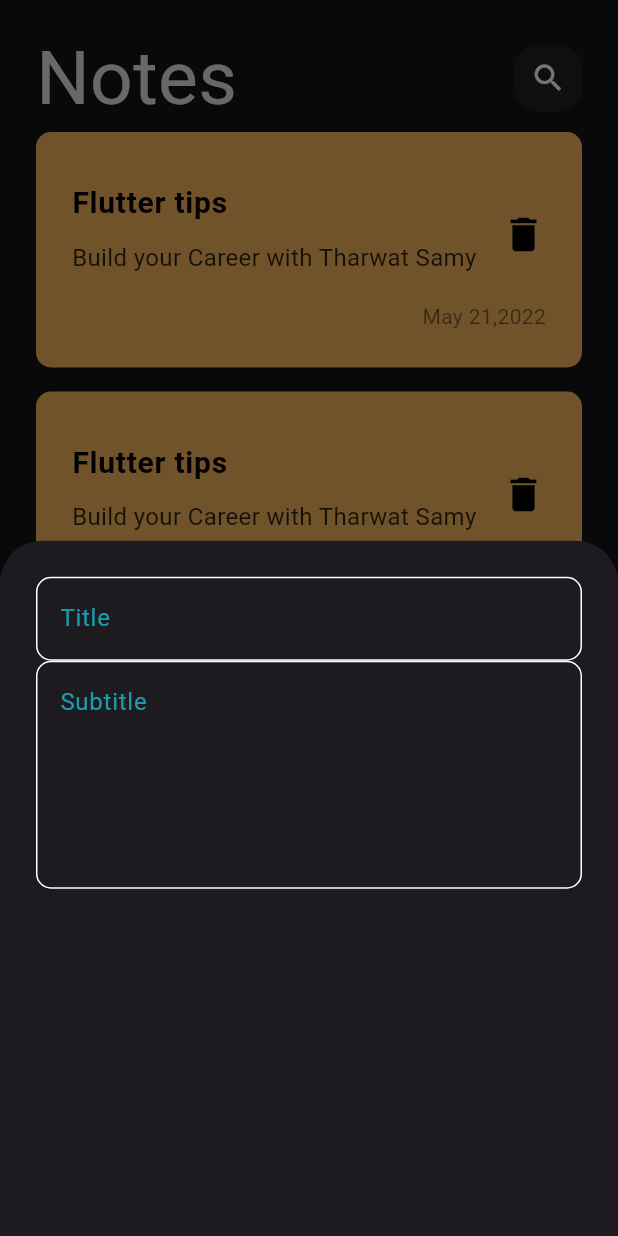
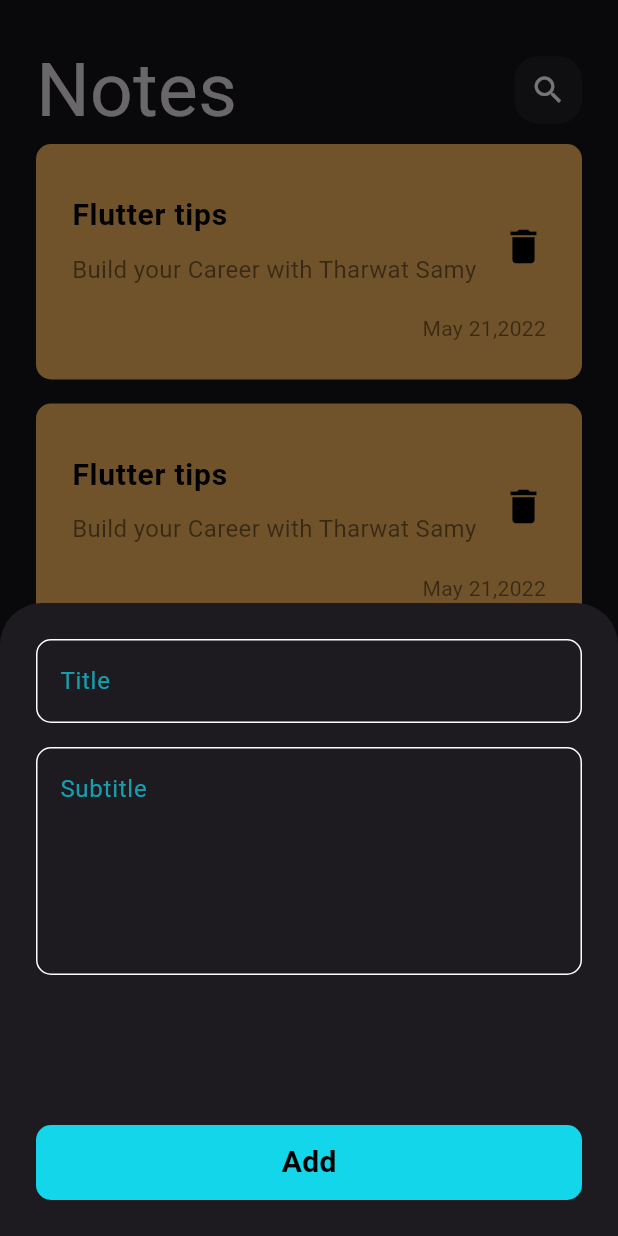
Before and after one commit to TH26-m/Notes-App, a Flutter app: the screen it shows after launch, after a tap on the "add" icon, on a phone screen of 412 x 824 dp. Run offline on Flutter 3.47's test engine with Material 3 defaults, Android fonts, the phone set to English and light mode, and no system bars.

Commit message:
added button to add note bottom sheet

```diff
--- a/lib/views/Notes_view .dart
+++ b/lib/views/Notes_view .dart
@@ -1,6 +1,7 @@
 import 'package:flutter/material.dart';
 import 'package:notes_app/constatnts.dart';
 import 'package:notes_app/views/widgets/Notes-_view_body.dart';
+import 'package:notes_app/views/widgets/bottom_sheet_view.dart';
 import 'package:notes_app/views/widgets/custom_text_field.dart';
 
 class NotesView extends StatelessWidget {
@@ -12,6 +13,7 @@ class NotesView extends StatelessWidget {
         floatingActionButton: FloatingActionButton(
           onPressed: () {
             showModalBottomSheet(
+              isScrollControlled: true,
                 context: context,
                 builder: (context) {
                   return const BottomSheetView();
@@ -31,28 +33,3 @@ class NotesView extends StatelessWidget {
         body: const NoteViewBody());
   }
 }
-
-class BottomSheetView extends StatelessWidget {
-  const BottomSheetView({super.key});
-
-  @override
-  Widget build(BuildContext context) {
-    return Container(
-      padding: const EdgeInsets.all(
-        24,
-      ),
-      child: const Column(
-        children: [
-          CustomTestField(
-            hintText: "Title",
-          ),
-          CustomTestField(
-            hintText: "Subtitle",
-            maxLines: 5,
-          ),
-
-        ],
-      ),
-    );
-  }
-}
--- a/lib/views/widgets/NoteItem.dart
+++ b/lib/views/widgets/NoteItem.dart
@@ -5,29 +5,49 @@ class NoteItem extends StatelessWidget {
 
   @override
   Widget build(BuildContext context) {
-    return  Container(
-      padding:const EdgeInsets.all(24),
-      decoration:const BoxDecoration(
-        borderRadius: BorderRadius.all(Radius.circular(10),),
-        color: Color.fromARGB(255, 245, 181, 91)
+    return GestureDetector(
+      child: Container(
+        padding: const EdgeInsets.all(24),
+        decoration: const BoxDecoration(
+            borderRadius: BorderRadius.all(
+              Radius.circular(10),
             ),
-      child:  Column(
+            color: Color.fromARGB(255, 245, 181, 91)),
+        child: Column(
           crossAxisAlignment: CrossAxisAlignment.end,
           children: [
             ListTile(
               contentPadding: EdgeInsets.zero,
-            title:const  Padding(
+              title: const Padding(
                 padding: EdgeInsets.only(bottom: 10),
-              child: Text("Flutter tips" , style: TextStyle(color: Colors.black , fontSize: 20 , fontWeight: FontWeight.w600),),
+                child: Text(
+                  "Flutter tips",
+                  style: TextStyle(
+                      color: Colors.black,
+                      fontSize: 20,
+                      fontWeight: FontWeight.w600),
+                ),
               ),
               subtitle: Padding(
                 padding: const EdgeInsets.only(bottom: 10),
-              child: Text("Build your Career with Tharwat Samy" , style:  TextStyle(color: Colors.black.withOpacity(0.8), fontSize: 16),),
+                child: Text(
+                  "Build your Career with Tharwat Samy",
+                  style: TextStyle(
+                      color: Colors.black.withOpacity(0.5), fontSize: 16),
                 ),
-            trailing: const Icon(Icons.delete , color: Colors.black, size: 30,),
               ),
-          Text("May 21,2022" , style: TextStyle(color: Colors.black.withOpacity(0.5)),) ,
+              trailing: const Icon(
+                Icons.delete,
+                color: Colors.black,
+                size: 30,
+              ),
+            ),
+            Text(
+              "May 21,2022",
+              style: TextStyle(color: Colors.black.withOpacity(0.5)),
+            ),
           ],
+        ),
       ),
     );
   }
--- a/lib/views/widgets/Notes-_view_body.dart
+++ b/lib/views/widgets/Notes-_view_body.dart
@@ -11,10 +11,9 @@ class NoteViewBody extends StatelessWidget {
   Widget build(BuildContext context) {
     return const Padding(
 
-      padding: EdgeInsets.symmetric(horizontal: 24 , vertical: 16),
+      padding: EdgeInsets.symmetric(horizontal: 24 , vertical: 24),
       child: Column(
         children: [
-          //SizedBox( ),
           customAppBAr(),
           Expanded(child: NoteItemsLIst(),) ,
         ],
--- /dev/null
+++ b/lib/views/widgets/bottom_sheet_view.dart
@@ -0,0 +1,33 @@
+import 'package:flutter/material.dart';
+import 'package:notes_app/views/Notes_view%20.dart';
+import 'package:notes_app/views/widgets/custom_button.dart';
+import 'package:notes_app/views/widgets/custom_text_field.dart';
+
+class BottomSheetView extends StatelessWidget {
+  const BottomSheetView({super.key});
+
+  @override
+  Widget build(BuildContext context) {
+    return const Padding(
+      padding: EdgeInsets.all(
+        24,
+      ),
+      child:  SingleChildScrollView(
+        child: Column(
+          children: [
+            CustomTestField(
+              hintText: "Title",
+            ),
+            SizedBox(height: 16,),
+            CustomTestField(
+              hintText: "Subtitle",
+              maxLines: 5,
+            ),
+            SizedBox(height: 100,),
+          CustomButton() ,
+          ],
+        ),
+      ),
+    );
+  }
+}
--- /dev/null
+++ b/lib/views/widgets/custom_button.dart
@@ -0,0 +1,20 @@
+import 'package:flutter/material.dart';
+import 'package:notes_app/constatnts.dart';
+
+class CustomButton extends StatelessWidget {
+  const CustomButton({super.key});
+
+  @override
+  Widget build(BuildContext context) {
+    return Container(
+      alignment: Alignment.center,
+      height: 50,
+      width: MediaQuery.of(context).size.width,
+      decoration: const BoxDecoration(
+        color: KPrimaryColor,
+        borderRadius: BorderRadius.all(Radius.circular(10))
+      ),
+      child: const Text("Add" , style:  TextStyle(color: Colors.black , fontWeight: FontWeight.w600 ,fontSize: 20 ),),
+    );
+  }
+}
```
Lines whose indentation alone changed are shown as unchanged.
